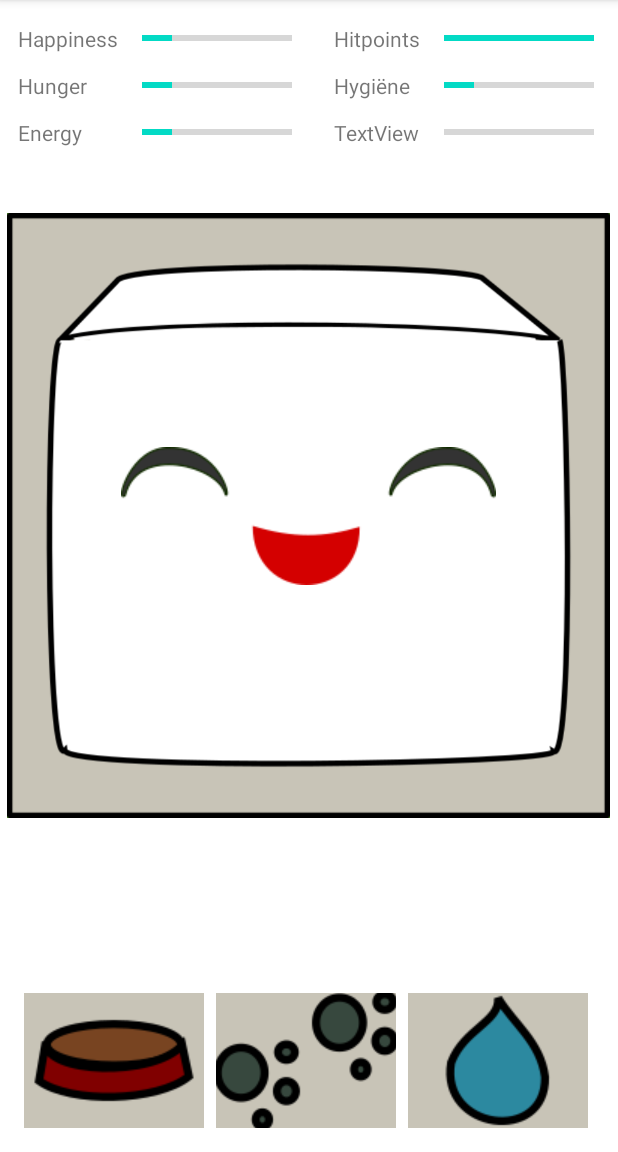
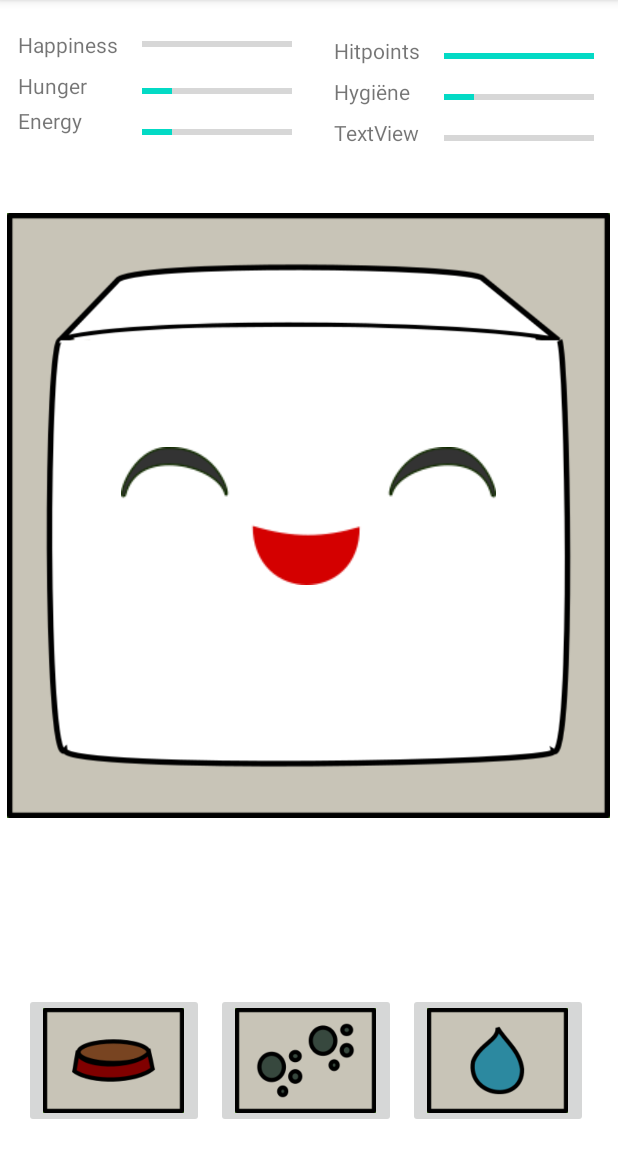
Before and after one commit to stevenwierda/TamagochiV1, an Android app: the screen it shows after launch (MainActivity), on a phone screen of 412 x 824 dp, the part 84-1236 px from its top. Run offline under Robolectric (Android 15) with nearby library versions, the phone set to English and light mode, and no system bars; 1 statement that could not run was skipped.

```diff
--- a/app/src/main/res/layout/activity_main.xml
+++ b/app/src/main/res/layout/activity_main.xml
@@ -15,6 +15,7 @@
         android:layout_marginEnd="8dp"
         android:layout_marginRight="8dp"
         android:layout_marginBottom="16dp"
+        android:scaleType="centerInside"
         app:layout_constraintBottom_toBottomOf="parent"
         app:layout_constraintEnd_toStartOf="@+id/goToWalkButton"
         app:layout_constraintStart_toStartOf="parent"
@@ -30,6 +31,7 @@
         android:layout_marginRight="16dp"
         android:layout_marginBottom="16dp"
         android:contentDescription="TODO"
+        android:scaleType="centerInside"
         app:layout_constraintBottom_toBottomOf="parent"
         app:layout_constraintEnd_toEndOf="parent"
         app:layout_constraintHorizontal_bias="0.0"
@@ -43,6 +45,7 @@
         android:layout_marginStart="8dp"
         android:layout_marginLeft="8dp"
         android:layout_marginBottom="16dp"
+        android:scaleType="centerInside"
         app:layout_constraintBottom_toBottomOf="parent"
         app:layout_constraintStart_toEndOf="@+id/goToFoodButton"
         app:srcCompat="@drawable/walks" />
@@ -68,23 +71,61 @@
         app:layout_constraintTop_toTopOf="@+id/Body"
         app:srcCompat="@drawable/petface_fun" />
 
+    <ProgressBar
+        android:id="@+id/progress_energy"
+        style="?android:attr/progressBarStyleHorizontal"
+        android:layout_width="100dp"
+        android:layout_height="19dp"
+        android:layout_marginTop="8dp"
+        app:layout_constraintStart_toStartOf="@+id/progress_hunger"
+        app:layout_constraintTop_toTopOf="@+id/textView4" />
+
+    <TextView
+        android:id="@+id/textView6"
+        android:layout_width="wrap_content"
+        android:layout_height="wrap_content"
+        android:layout_marginTop="4dp"
+        android:text="Hygiëne"
+        app:layout_constraintStart_toStartOf="@+id/textView5"
+        app:layout_constraintTop_toTopOf="@+id/textView3" />
+
+    <TextView
+        android:id="@+id/textView5"
+        android:layout_width="wrap_content"
+        android:layout_height="wrap_content"
+        android:layout_marginStart="144dp"
+        android:layout_marginLeft="144dp"
+        android:layout_marginTop="4dp"
+        android:text="Hitpoints"
+        app:layout_constraintStart_toEndOf="@+id/textView"
+        app:layout_constraintTop_toTopOf="@+id/textView" />
+
+    <ProgressBar
+        android:id="@+id/progressBar10"
+        style="?android:attr/progressBarStyleHorizontal"
+        android:layout_width="100dp"
+        android:layout_height="19dp"
+        android:layout_marginTop="4dp"
+        app:layout_constraintStart_toStartOf="@+id/progress_hygiene"
+        app:layout_constraintTop_toTopOf="@+id/textView7" />
+
     <TextView
         android:id="@+id/textView4"
         android:layout_width="wrap_content"
         android:layout_height="wrap_content"
-        android:layout_marginTop="12dp"
+        android:layout_marginTop="4dp"
         android:text="Energy"
         app:layout_constraintStart_toStartOf="@+id/textView3"
         app:layout_constraintTop_toBottomOf="@+id/textView3" />
 
-    <TextView
-        android:id="@+id/textView3"
-        android:layout_width="wrap_content"
-        android:layout_height="wrap_content"
-        android:layout_marginTop="12dp"
-        android:text="Hunger"
-        app:layout_constraintStart_toStartOf="@+id/textView"
-        app:layout_constraintTop_toBottomOf="@+id/textView" />
+    <ProgressBar
+        android:id="@+id/progress_hunger"
+        style="?android:attr/progressBarStyleHorizontal"
+        android:layout_width="100dp"
+        android:layout_height="19dp"
+        android:layout_marginTop="4dp"
+        app:layout_constraintStart_toStartOf="@+id/progress_happiness"
+        app:layout_constraintTop_toTopOf="@+id/textView3" />
 
     <TextView
         android:id="@+id/textView"
@@ -92,36 +133,37 @@
         android:layout_height="wrap_content"
         android:layout_marginStart="12dp"
         android:layout_marginLeft="12dp"
-        android:layout_marginTop="16dp"
+        android:layout_marginTop="20dp"
         android:text="Happiness"
         app:layout_constraintStart_toStartOf="parent"
         app:layout_constraintTop_toTopOf="parent" />
 
-    <TextView
-        android:id="@+id/textView5"
-        android:layout_width="wrap_content"
-        android:layout_height="wrap_content"
-        android:layout_marginStart="144dp"
-        android:layout_marginLeft="144dp"
-        android:text="Hitpoints"
-        app:layout_constraintStart_toEndOf="@+id/textView"
-        app:layout_constraintTop_toTopOf="@+id/textView" />
-
-    <TextView
-        android:id="@+id/textView6"
-        android:layout_width="wrap_content"
-        android:layout_height="wrap_content"
-        android:text="Hygiëne"
-        app:layout_constraintStart_toStartOf="@+id/textView5"
-        app:layout_constraintTop_toTopOf="@+id/textView3" />
+    <ProgressBar
+        android:id="@+id/progress_hygiene"
+        style="?android:attr/progressBarStyleHorizontal"
+        android:layout_width="100dp"
+        android:layout_height="19dp"
+        android:layout_marginTop="4dp"
+        app:layout_constraintStart_toStartOf="@+id/progress_hitpoints"
+        app:layout_constraintTop_toTopOf="@+id/textView6" />
 
     <TextView
         android:id="@+id/textView7"
         android:layout_width="wrap_content"
         android:layout_height="wrap_content"
+        android:layout_marginTop="8dp"
         android:text="TextView"
         app:layout_constraintStart_toStartOf="@+id/textView6"
         app:layout_constraintTop_toTopOf="@+id/textView4" />
+
+    <TextView
+        android:id="@+id/textView3"
+        android:layout_width="wrap_content"
+        android:layout_height="wrap_content"
+        android:layout_marginTop="8dp"
+        android:text="Hunger"
+        app:layout_constraintStart_toStartOf="@+id/textView"
+        app:layout_constraintTop_toBottomOf="@+id/textView" />
 
     <ProgressBar
         android:id="@+id/progress_happiness"
@@ -136,45 +178,14 @@
         app:layout_constraintVertical_bias="0.0" />
 
     <ProgressBar
-        android:id="@+id/progress_hunger"
-        style="?android:attr/progressBarStyleHorizontal"
-        android:layout_width="100dp"
-        android:layout_height="19dp"
-        app:layout_constraintStart_toStartOf="@+id/progress_happiness"
-        app:layout_constraintTop_toTopOf="@+id/textView3" />
-
-    <ProgressBar
-        android:id="@+id/progress_energy"
-        style="?android:attr/progressBarStyleHorizontal"
-        android:layout_width="100dp"
-        android:layout_height="19dp"
-        app:layout_constraintStart_toStartOf="@+id/progress_hunger"
-        app:layout_constraintTop_toTopOf="@+id/textView4" />
-
-    <ProgressBar
         android:id="@+id/progress_hitpoints"
         style="?android:attr/progressBarStyleHorizontal"
         android:layout_width="100dp"
         android:layout_height="19dp"
         android:layout_marginStart="16dp"
         android:layout_marginLeft="16dp"
+        android:layout_marginTop="4dp"
         app:layout_constraintStart_toEndOf="@+id/textView5"
         app:layout_constraintTop_toTopOf="@+id/textView5" />
 
-    <ProgressBar
-        android:id="@+id/progress_hygiene"
-        style="?android:attr/progressBarStyleHorizontal"
-        android:layout_width="100dp"
-        android:layout_height="19dp"
-        app:layout_constraintStart_toStartOf="@+id/progress_hitpoints"
-        app:layout_constraintTop_toTopOf="@+id/textView6" />
-
-    <ProgressBar
-        android:id="@+id/progressBar10"
-        style="?android:attr/progressBarStyleHorizontal"
-        android:layout_width="100dp"
-        android:layout_height="19dp"
-        app:layout_constraintStart_toStartOf="@+id/progress_hygiene"
-        app:layout_constraintTop_toTopOf="@+id/textView7" />
-
 </androidx.constraintlayout.widget.ConstraintLayout>
```
Also changed, not shown: app/src/main/java/com/example/tamagochiv1/Pet.kt (+71 -3 lines).
